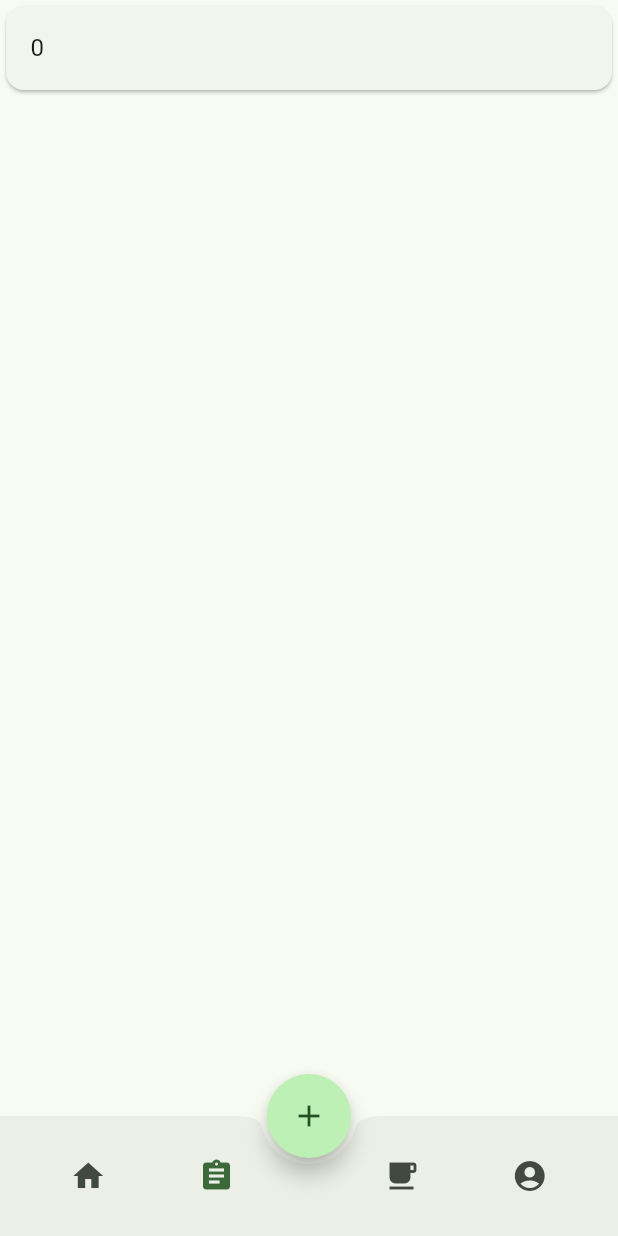
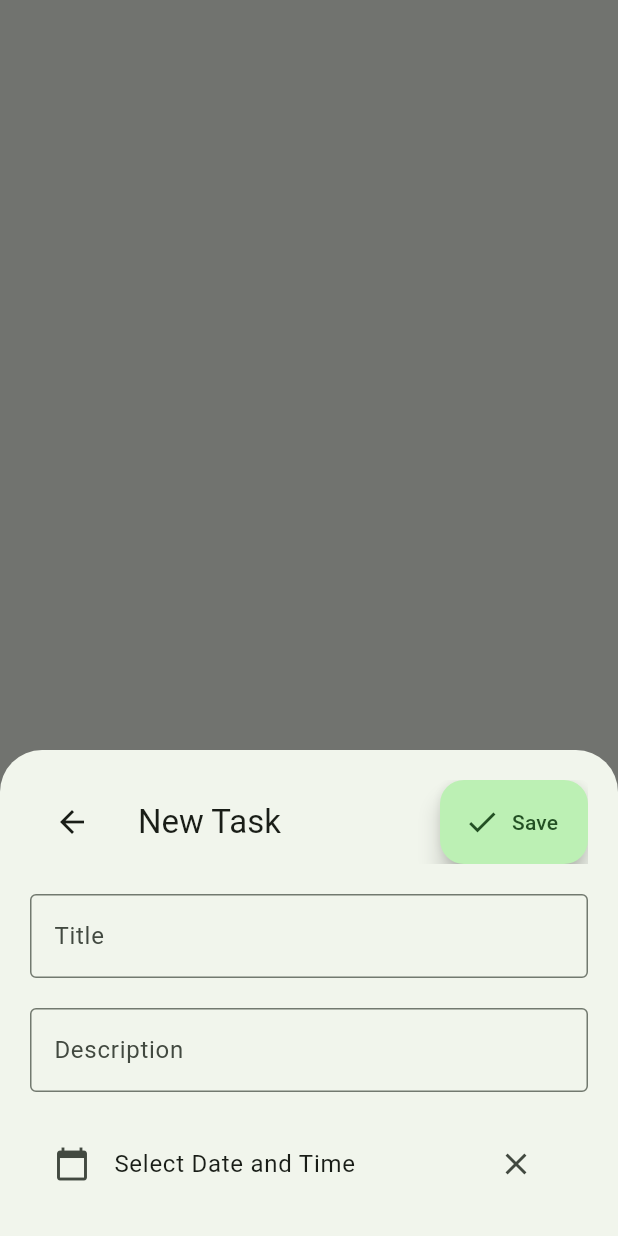
Before and after one commit to AsherJoju/dilify, a Flutter app: the screen it shows after launch, after a tap on the "add" icon, on a phone screen of 412 x 824 dp. Run offline on Flutter 3.47's test engine with Material 3 defaults, Android fonts, the phone set to English and light mode, and no system bars.

Commit message:
Created Add Tasks Functionality

```diff
--- /dev/null
+++ b/lib/cards/task_card.dart
@@ -0,0 +1,18 @@
+import 'package:dilify/entities/task_entity.dart';
+import 'package:flutter/material.dart';
+
+class TaskCard extends StatelessWidget {
+  final TaskEntity task;
+
+  const TaskCard({super.key, required this.task});
+
+  @override
+  Widget build(BuildContext context) {
+    return Card(
+      child: ListTile(
+        title: Text(task.title),
+        subtitle: (task.description == null) ? null : Text(task.description!),
+      ),
+    );
+  }
+}
--- a/lib/entities/task_event_entity.dart
+++ b/lib/entities/task_event_entity.dart
@@ -1,11 +1,9 @@
 class TaskEventEntity {
   DateTime? dueDate;
   DateTime? from;
-  bool allDay;
 
   TaskEventEntity({
     this.dueDate,
     this.from,
-    this.allDay = false,
   });
 }
--- a/lib/views/tasks_view.dart
+++ b/lib/views/tasks_view.dart
@@ -1,3 +1,5 @@
+import 'package:dilify/cards/task_card.dart';
+import 'package:dilify/constants.dart';
 import 'package:dilify/entities/task_entity.dart';
 import 'package:dilify/entities/task_event_entity.dart';
 import 'package:flutter/material.dart';
@@ -12,24 +14,119 @@ class TasksView extends StatefulWidget {
 class _TasksViewState extends State<TasksView> {
   List<TaskEntity> tasks = [];
 
+  Future<TaskEntity?> _addNewTask() async {
+    TextEditingController titleController = TextEditingController();
+    TextEditingController descriptionController = TextEditingController();
+    DateTimeRange? dateTimeRange;
+
+    return await showModalBottomSheet<TaskEntity?>(
+      isScrollControlled: true,
+      context: context,
+      builder: (context) => StatefulBuilder(
+        builder: (context, setModalState) => Padding(
+          padding: const EdgeInsets.all(20.0),
+          child: Form(
+            child: SingleChildScrollView(
+              child: Column(
+                children: [
+                  AppBar(
+                    backgroundColor: Colors.transparent,
+                    title: const Text("New Task"),
+                    actions: [
+                      FloatingActionButton.extended(
+                        onPressed: () {
+                          Navigator.of(context).pop(
+                            TaskEntity(
+                              title: titleController.text,
+                              description: descriptionController.text,
+                              event: TaskEventEntity(
+                                from: (dateTimeRange?.start == dateTimeRange?.end) ? null : dateTimeRange?.start,
+                                dueDate: dateTimeRange?.end,
+                              ),
+                            ),
+                          );
+                        },
+                        icon: const Icon(Icons.check),
+                        label: const Text("Save"),
+                      ),
+                    ],
+                  ),
+                  const SizedBox(
+                    height: 20.0,
+                  ),
+                  TextFormField(
+                    controller: titleController,
+                    decoration: const InputDecoration(
+                      label: Text("Title"),
+                      border: OutlineInputBorder(),
+                    ),
+                  ),
+                  const SizedBox(
+                    height: 20.0,
+                  ),
+                  TextFormField(
+                    controller: descriptionController,
+                    maxLines: null,
+                    decoration: const InputDecoration(
+                      label: Text("Description"),
+                      border: OutlineInputBorder(),
+                    ),
+                  ),
+                  const SizedBox(
+                    height: 20.0,
+                  ),
+                  ListTile(
+                    title: Text(
+                      (dateTimeRange == null) ? "Select Date and Time" : toDateTimeRangeString(dateTimeRange!),
+                    ),
+                    leading: const Icon(Icons.calendar_today),
+                    trailing: IconButton(
+                      onPressed: () => setModalState(() {
+                        dateTimeRange = null;
+                      }),
+                      icon: const Icon(Icons.clear),
+                    ),
+                    onTap: () async {
+                      final DateTimeRange? picked = await showDateRangePicker(
+                        context: context,
+                        firstDate: DateTime(2000),
+                        lastDate: DateTime(2100),
+                      );
+
+                      setModalState(() {
+                        if (picked != null) {
+                          dateTimeRange = picked;
+                        }
+                      });
+                    },
+                  ),
+                ],
+              ),
+            ),
+          ),
+        ),
+      ),
+    );
+  }
+
   @override
   Widget build(BuildContext context) {
     return Scaffold(
       body: ListView.builder(
         itemCount: tasks.length,
-        itemBuilder: (context, index) => Card(
-          child: ListTile(
-            title: Text(tasks[index].title),
-          ),
-        ),
+        itemBuilder: (context, index) => TaskCard(task: tasks[index]),
       ),
       floatingActionButtonLocation: FloatingActionButtonLocation.centerDocked,
       floatingActionButton: FloatingActionButton(
         shape: const CircleBorder(),
-        onPressed: () {
-          setState(() {
-            tasks.add(TaskEntity(title: tasks.length.toString(), event: TaskEventEntity()));
-          });
+        onPressed: () async {
+          final TaskEntity? task = await _addNewTask();
+
+          if (task != null) {
+            setState(() {
+              tasks.add(task);
+            });
+          }
         },
         child: const Icon(Icons.add),
       ),
```
Also changed, not shown: lib/constants.dart (+59 -0 lines).
